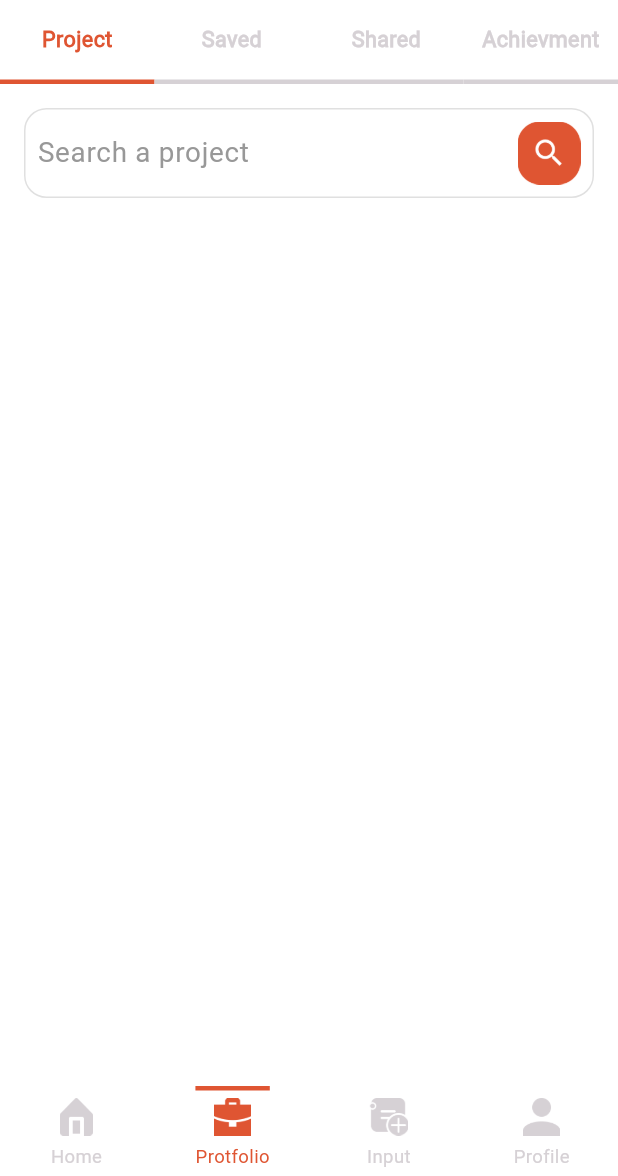
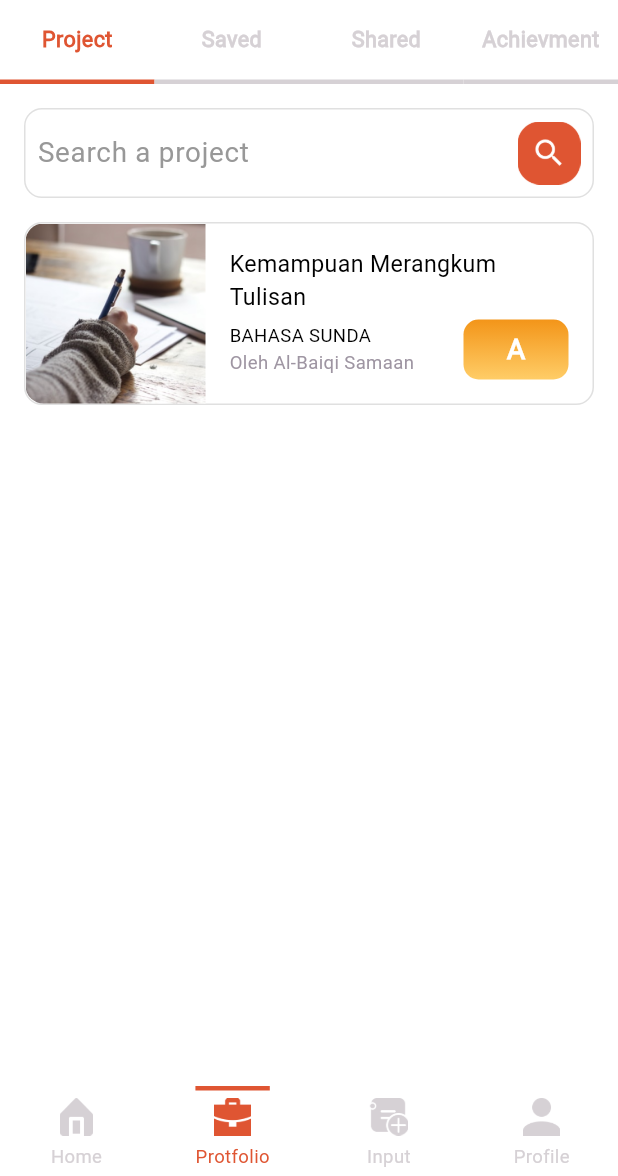
Before and after one commit to marcolous/Flutter-YolidayLLP-Task, a Flutter app: the screen it shows after launch, item 2 of the bottom bar chosen, on a phone screen of 412 x 824 dp, the part 60-1236 px from its top. Run offline on Flutter 3.47's test engine with Material 3 defaults, Android fonts, the phone set to English and light mode, and no system bars; our stand-ins replace gap.

Commit message:
finish project item

```diff
--- a/lib/core/styles/styles.dart
+++ b/lib/core/styles/styles.dart
@@ -6,7 +6,7 @@ class Styles {
     return TextStyle(
       fontSize: getResponsiveFontSize(context, fontSize: 10),
       fontWeight: FontWeight.w400,
-      color: Colors.white,
+      color: Colors.black,
       fontFamily: fontFamily,
     );
   }
@@ -24,7 +24,7 @@ class Styles {
     return TextStyle(
       fontSize: getResponsiveFontSize(context, fontSize: 12),
       fontWeight: FontWeight.w400,
-      color: Colors.white,
+      color: Colors.black,
       fontFamily: fontFamily,
     );
   }
@@ -33,7 +33,7 @@ class Styles {
     return TextStyle(
       fontSize: getResponsiveFontSize(context, fontSize: 12),
       fontWeight: FontWeight.w500,
-      color: Colors.white,
+      color: Colors.black,
       fontFamily: fontFamily,
     );
   }
@@ -60,7 +60,7 @@ class Styles {
     return TextStyle(
       fontSize: getResponsiveFontSize(context, fontSize: 14),
       fontWeight: FontWeight.w600,
-      color: const Color(0xffBD6600),
+      color: Colors.black,
       fontFamily: fontFamily,
     );
   }
--- a/lib/core/widgets/search_widget.dart
+++ b/lib/core/widgets/search_widget.dart
@@ -15,7 +15,7 @@ class SearchWidget extends StatelessWidget {
       height: 60,
       decoration: BoxDecoration(
         color: Colors.white,
-        borderRadius: BorderRadius.circular(15),
+        borderRadius: BorderRadius.circular(12),
         border: Border.all(
           color: Color(0xffE0E0E0),
         ),
--- a/lib/feature/protfolio/presentation/view/screens/project.dart
+++ b/lib/feature/protfolio/presentation/view/screens/project.dart
@@ -1,4 +1,7 @@
 import 'package:flutter/material.dart';
+import 'package:gap/gap.dart';
+import 'package:yoliday_llp_task/core/styles/styles.dart';
+import 'package:yoliday_llp_task/core/utils/app_images.dart';
 import 'package:yoliday_llp_task/core/widgets/search_widget.dart';
 
 class Project extends StatelessWidget {
@@ -9,7 +12,106 @@ class Project extends StatelessWidget {
     return const Column(
       children: [
         SearchWidget(),
+        ProjectItem(),
       ],
     );
   }
 }
+
+class ProjectItem extends StatelessWidget {
+  const ProjectItem({super.key});
+
+  @override
+  Widget build(BuildContext context) {
+    return Container(
+      margin: const EdgeInsets.symmetric(horizontal: 16),
+      decoration: BoxDecoration(
+        color: Colors.white,
+        borderRadius: BorderRadius.circular(12),
+        border: Border.all(color: Color(0xffE0E0E0)),
+      ),
+      child: SizedBox(
+        height: 120,
+        child: Row(
+          children: [
+            ClipRRect(
+              borderRadius: BorderRadius.only(
+                bottomLeft: Radius.circular(12),
+                topLeft: Radius.circular(12),
+              ),
+              child: AppImages.image,
+            ),
+            Expanded(
+              child: Padding(
+                padding:
+                    const EdgeInsets.symmetric(horizontal: 16, vertical: 16),
+                child: Column(
+                  mainAxisAlignment: MainAxisAlignment.spaceBetween,
+                  crossAxisAlignment: CrossAxisAlignment.start,
+                  children: [
+                    Expanded(
+                      child: Text(
+                        'Kemampuan Merangkum Tulisan',
+                        maxLines: 2,
+                        overflow: TextOverflow.ellipsis,
+                        style: Styles.style15Medium(context)
+                            .copyWith(color: Colors.black),
+                      ),
+                    ),
+                    Row(
+                      mainAxisAlignment: MainAxisAlignment.spaceBetween,
+                      children: [
+                        Column(
+                          crossAxisAlignment: CrossAxisAlignment.start,
+                          children: [
+                            Text(
+                              'BAHASA SUNDA',
+                              style: Styles.style12Med(context),
+                            ),
+                            Text(
+                              'Oleh Al-Baiqi Samaan',
+                              style: Styles.style12Med(context)
+                                  .copyWith(color: Color(0xff9E95A2)),
+                            ),
+                          ],
+                        ),
+                        Container(
+                          width: 70,
+                          height: 40,
+                          decoration: BoxDecoration(
+                            gradient: const LinearGradient(
+                              colors: [Color(0xffF39519), Color(0xffFFCD67)],
+                              begin: Alignment.topCenter,
+                              end: Alignment.bottomCenter,
+                            ),
+                            borderRadius: BorderRadius.circular(10),
+                          ),
+                          child: ElevatedButton(
+                            onPressed: () {},
+                            style: ElevatedButton.styleFrom(
+                              padding: EdgeInsets.zero,
+                              backgroundColor: Colors.transparent,
+                              shape: RoundedRectangleBorder(
+                                borderRadius: BorderRadius.circular(20),
+                              ),
+                              elevation: 0,
+                            ),
+                            child: Text(
+                              'A',
+                              style: Styles.style18SemiBold(context)
+                                  .copyWith(color: Colors.white),
+                            ),
+                          ),
+                        ),
+                      ],
+                    )
+                  ],
+                ),
+              ),
+            )
+          ],
+        ),
+      ),
+    );
+  }
+}
```
Also changed, not shown: assets/images/image.png.
